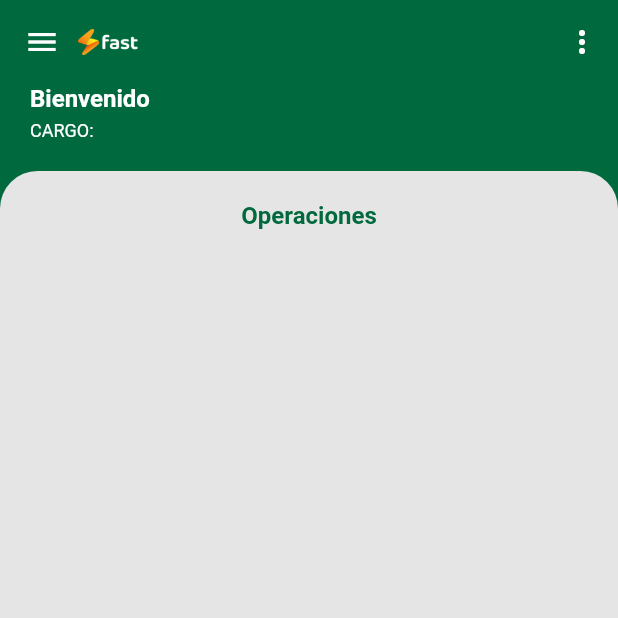
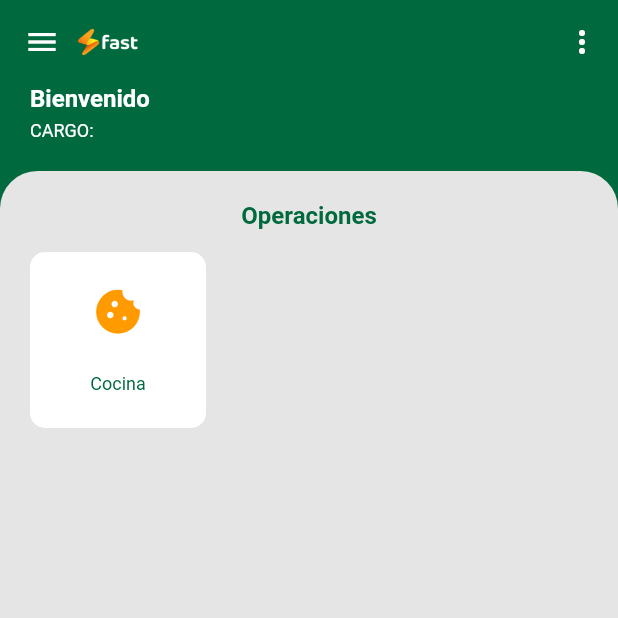
Before and after one commit to JeanDeveloper/fast_app, a Flutter app: the principal screen opened by its route, on a phone screen of 412 x 824 dp, the top half of it. Run offline on Flutter 3.47's test engine with Material 2 defaults, Android fonts, the phone set to English and light mode, and no system bars; our stand-ins replace custom_radio_grouped_button, device_info_plus, dio, flutter_screenutil, fluttertoast and 5 more; missing offline and left inert: dart:ffi, downloads_path_provider_28, flutter_file_downloader, open_file_safe, ticket_widget, whatsapp_share; accounts and stored records are empty; network calls fail.

Commit message:
añadiendo seccion cocina

```diff
--- a/lib/screens/Home/s_principal.dart
+++ b/lib/screens/Home/s_principal.dart
@@ -7,6 +7,7 @@ import 'package:fast/providers/providers_Caja.dart';
 import 'package:fast/screens/Caja/s_caja_aperturar.dart';
 import 'package:fast/screens/Caja/s_caja_cajaChica.dart';
 import 'package:fast/screens/Restaurante/s_rest_Print.dart';
+import 'package:fast/screens/Restaurante/s_rest_cocina.dart';
 import 'package:fast/screens/Restaurante/s_rest_niveles.dart';
 import 'package:fast/screens/Transporte/s_trans_ordenTrasladoLista.dart';
 import 'package:fast/screens/Transporte/s_trans_registrar.dart';
@@ -21,7 +22,6 @@ import 'package:fast/widgets/navRight.dart';
 import 'package:flutter/material.dart';
 import 'package:fluttertoast/fluttertoast.dart';
 import 'package:whatsapp_share/whatsapp_share.dart';
-// import 'package:whatsapp_share2/whatsapp_share2.dart';
 
 class principal extends StatefulWidget {
   const principal({Key? key}) : super(key: key);
@@ -57,6 +57,7 @@ class _principal extends State<principal> {
 
   @override
   Widget build(BuildContext context) {
+
     return WillPopScope(
       onWillPop: _onWillPop,
       child: Scaffold(
@@ -88,7 +89,7 @@ class _principal extends State<principal> {
       builder: (context) {
         return Container(
           height: 150,
-          padding: EdgeInsets.symmetric(horizontal: 10),
+          padding: const EdgeInsets.symmetric(horizontal: 10),
           child: Column(
             crossAxisAlignment: CrossAxisAlignment.center,
             mainAxisAlignment: MainAxisAlignment.center,
@@ -263,7 +264,33 @@ class _principal extends State<principal> {
                                     ),
                                   ),
                                 ),
-                              ]
+                              ],
+
+                              //TODO: ADD BY JEAN
+                              Container(
+                                padding: const EdgeInsets.all(5.0),
+                                child: ClipRRect(
+                                  borderRadius: BorderRadius.circular(10),
+                                  child: Material(
+                                    color: ClsColor.tipo4(),
+                                    child: InkWell(
+                                      onTap: ()=> Navigator.push(context, MaterialPageRoute(builder: (context) => CocinaScreen())),
+                                      splashColor: ClsColor.tipo1(),
+                                      child: Padding(
+                                        padding: const EdgeInsets.all(10),
+                                        child: Column(
+                                          mainAxisAlignment: MainAxisAlignment.spaceAround,
+                                          children: <Widget>[
+                                            Icon(Icons.cookie, size: 35, color: ClsColor.tipo7()),
+                                            Text("Cocina", textAlign: TextAlign.center, style: TextStyle(color: ClsColor.tipo1(), fontSize: 12, fontWeight: FontWeight.w400)),
+                                          ],
+                                        ),
+                                      ),
+                                    ),
+                                  ),
+                                ),
+                              ),
+
                             ],
                           ),
                         ),
--- a/lib/widgets/decoration.dart
+++ b/lib/widgets/decoration.dart
@@ -12,6 +12,7 @@ import 'package:fast/screens/Restaurante/s_rest_Print.dart';
 import 'package:fast/screens/Restaurante/s_rest_pedidoPersonalizacion.dart';
 import 'package:fast/screens/Transporte/s_trans_anularComprobante.dart';
 import 'package:fast/screens/Transporte/s_trans_pedidoPersonalizacion.dart';
+import 'package:fast/widgets/real_time_clock.dart';
 // import 'package:fast/screens/Restaurante/s_rest_consumo.dart';
 // import 'package:fast/widgets/cambioEmpresa.dart';
 import 'package:flutter/material.dart';
@@ -243,11 +244,34 @@ class ClsDecoration {
     );
   }
 
-  static AppBar appBar(BuildContext context, String ruta) {
+  static AppBar appBar(BuildContext context, String ruta, {bool? isBoth = false}) {
     return AppBar(
       automaticallyImplyLeading: true,
       backgroundColor: ClsColor.tipo1(),
-      title: ruta == ""
+      title:  (isBoth == true)
+        ?  Transform(
+              transform: Matrix4.translationValues(-20.0, 0.0, 0.0),
+              child: Row(
+                mainAxisAlignment: MainAxisAlignment.start,
+                children: [
+
+                  IconButton(
+                    icon: Icon(
+                      Icons.arrow_circle_left_rounded,
+                      size: 25,
+                      color: ClsColor.tipo4(),
+                    ),
+                    onPressed: () =>  Navigator.pushNamed(context, ruta),
+                  ),
+
+                  Image.asset('assets/images/FAST_BLANCO_2x.png', width: 50),
+                  Spacer(),
+                  const RealTimeClock(),
+
+                ],
+              ),
+            )
+        : ruta == ""
           ? Transform(
               transform: Matrix4.translationValues(-20.0, 0.0, 0.0),
               child: Row(
@@ -275,6 +299,39 @@ class ClsDecoration {
                 ],
               ),
             ),
+
+
+      // title: ruta == ""
+      //     ? Transform(
+      //         transform: Matrix4.translationValues(-20.0, 0.0, 0.0),
+      //         child: Row(
+      //           mainAxisAlignment: MainAxisAlignment.start,
+      //           children: [
+      //             Image.asset('assets/images/FAST_BLANCO_2x.png', width: 40),
+      //           ],
+      //         ),
+      //       )
+      //     : Transform(
+      //         transform: Matrix4.translationValues(-20.0, 0.0, 0.0),
+      //         child: Row(
+      //           mainAxisAlignment: MainAxisAlignment.start,
+      //           children: [
+      //             IconButton(
+      //               icon: Icon(
+      //                 Icons.arrow_circle_left_rounded,
+      //                 size: 25,
+      //                 color: ClsColor.tipo4(),
+      //               ),
+      //               onPressed: () {
+      //                 Navigator.pushNamed(context, ruta);
+      //               },
+      //             ),
+      //           ],
+      //         ),
+      //       ),
+
+
+
       elevation: 0,
       actions: [
         Column(
--- a/pubspec.yaml
+++ b/pubspec.yaml
@@ -53,6 +53,9 @@ dependencies:
   syncfusion_flutter_datepicker: ^20.4.49
   url_launcher: ^6.0.8
   whatsapp_share: ^2.0.2
+  flutter_screenutil: ^5.9.0
+  ticket_widget: ^0.0.1
+  # device_preview: ^1.1.0
 
 flutter_icons:
   image_path: "assets/images/ICONO.png"
```
Also changed, not shown: lib/core/constants.dart (added, +19 -0 lines), lib/main.dart (+16 -0 lines), lib/screens/Home/s_cargando.dart (+19 -4 lines), lib/screens/Home/s_login.dart (+5 -11 lines), lib/screens/Restaurante/s_rest_cocina.dart (added, +183 -0 lines), lib/widgets/real_time_clock.dart (added, +55 -0 lines), pubspec.lock.
